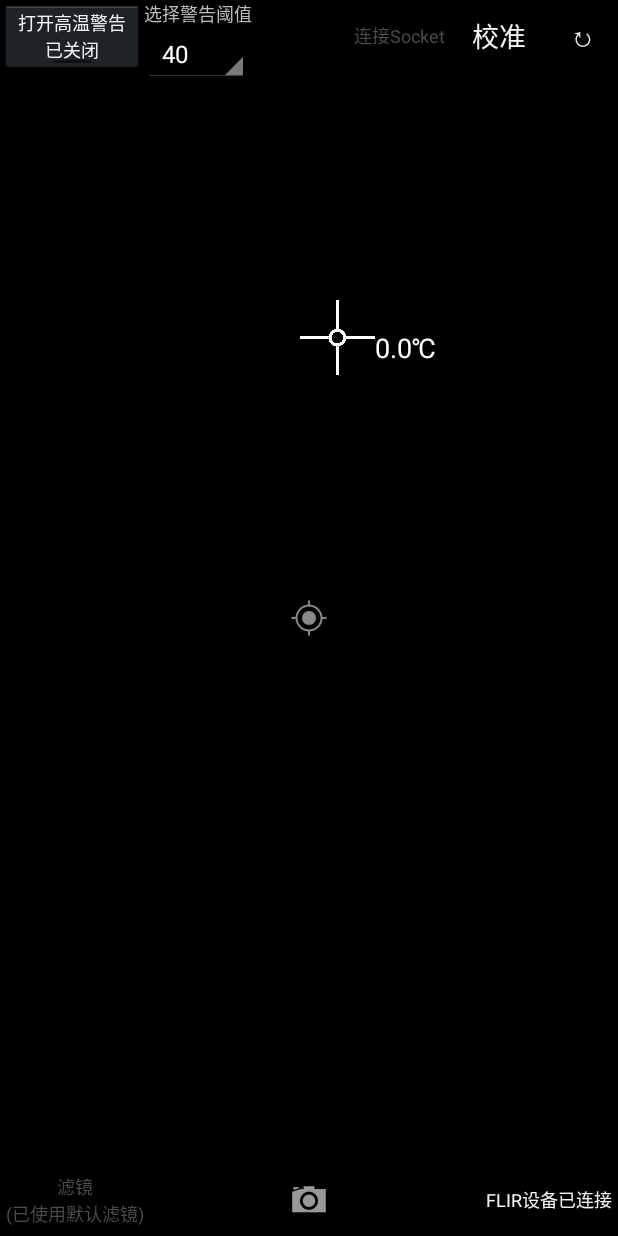
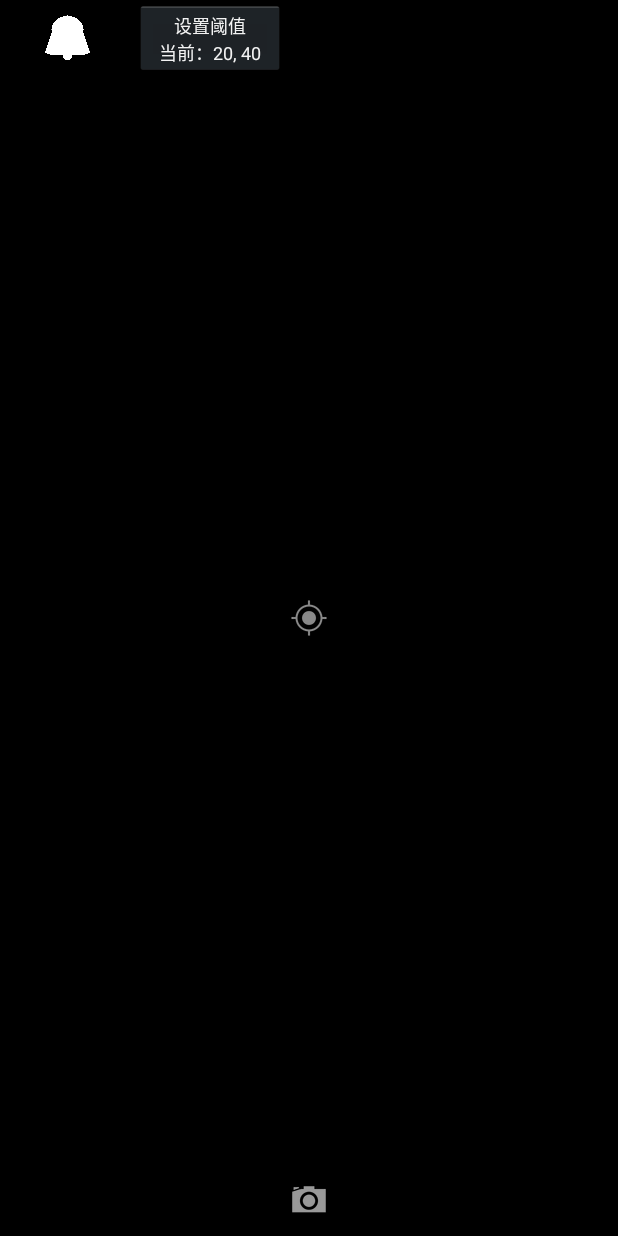
Before and after one commit to Txiaozhe/flir-one, an Android app: the screen it shows after launch (PreviewActivity), on a phone screen of 412 x 824 dp. Run offline under Robolectric (Android 15) with nearby library versions, the phone set to English and light mode, and no system bars; 12 statements that could not run were skipped.

Commit message:
第一版需求完成

```diff
--- a/app/src/main/java/com/flir/flirone/PreviewActivity.java
+++ b/app/src/main/java/com/flir/flirone/PreviewActivity.java
@@ -9,6 +9,7 @@ import android.annotation.TargetApi;
 import android.app.AlertDialog;
 import android.content.DialogInterface;
 import android.content.Intent;
+import android.content.SharedPreferences;
 import android.graphics.BitmapFactory;
 import android.graphics.Color;
 import android.graphics.PorterDuff;
@@ -24,20 +25,27 @@ import android.os.Build;
 import android.os.Bundle;
 import android.os.Handler;
 import android.view.GestureDetector;
+import android.view.LayoutInflater;
 import android.view.MotionEvent;
 import android.view.OrientationEventListener;
 import android.view.ScaleGestureDetector;
 import android.view.View;
+import android.view.ViewGroup;
 import android.view.Window;
 import android.widget.AdapterView;
 import android.widget.ArrayAdapter;
+import android.widget.Button;
+import android.widget.CompoundButton;
 import android.widget.EditText;
 import android.widget.FrameLayout;
 import android.widget.GridView;
 import android.widget.ImageView;
 import android.widget.ListView;
+import android.widget.NumberPicker;
+import android.widget.RadioGroup;
 import android.widget.Spinner;
 import android.widget.TextView;
+import android.widget.TimePicker;
 import android.widget.Toast;
 import android.widget.ToggleButton;
 
@@ -96,10 +104,77 @@ public class PreviewActivity extends Activity implements Device.Delegate, FrameP
     //控制警告是否打开
     private ToggleButton warnButton;
 
+    //播放警告音
+    private MediaPlayer mp, mp_strong;
+
     //下拉列表选择阈值
-    private Spinner spinner;
-    private String[] threshold_arr;
-    private int threshold;
+    private int threshold_low;
+    private int threshold_high;
+    private Button showDialog;
+    private EditText picker1, picker2;
+
+    private SharedPreferences sp;
+
+
+    private void showAddDialog() {
+
+        LayoutInflater factory = LayoutInflater.from(this);
+        final View pickersView = factory.inflate(R.layout.number_pickers, null);
+        picker1 = (EditText) pickersView.findViewById(R.id.picker1);
+        picker2 = (EditText) pickersView.findViewById(R.id.picker2);
+        AlertDialog.Builder ad1 = new AlertDialog.Builder(PreviewActivity.this);
+        ad1.setTitle("设置报警阈值：");
+        ad1.setIcon(android.R.drawable.ic_dialog_info);
+        ad1.setView(pickersView);
+        ad1.setPositiveButton("是", new DialogInterface.OnClickListener() {
+            public void onClick(DialogInterface dialog, int i) {
+                boolean exc = false;
+                int low = sp.getInt("low", 20);
+                int high = sp.getInt("high", 20);
+                try {
+                    String lowText = picker1.getText().toString();
+                    String highText = picker2.getText().toString();
+                    low = Integer.parseInt(lowText);
+                    high = Integer.parseInt(highText);
+                } catch (Exception e) {
+                    exc = true;
+                }
+
+
+                //低阈值高于高阈值时
+                if(low >= high || exc) {
+                    final AlertDialog.Builder normalDialog =
+                            new AlertDialog.Builder(PreviewActivity.this);
+                    normalDialog.setIcon(android.R.drawable.ic_dialog_info);
+                    normalDialog.setTitle("警告");
+                    normalDialog.setMessage("您设的阈值不符合规范！请重新设置！");
+                    normalDialog.setPositiveButton("确定",
+                            new DialogInterface.OnClickListener() {
+                                @Override
+                                public void onClick(DialogInterface dialog, int which) {
+                                    //...To-do
+                                }
+                            });
+                    normalDialog.show();
+                } else {
+                    threshold_low = low;
+                    threshold_high = high;
+                    showDialog.setText("设置阈值\n当前：" + threshold_low + ", " + threshold_high);
+                    SharedPreferences.Editor editor = sp.edit();
+                    editor.putInt("low", low);
+                    editor.putInt("high", high);
+                    editor.commit();
+                }
+            }
+        });
+        ad1.setNegativeButton("否", new DialogInterface.OnClickListener() {
+            public void onClick(DialogInterface dialog, int i) {
+
+            }
+        });
+        ad1.show();// 显示对话框
+
+    }
 
     //点击屏幕获取温度
     private FrameLayout showThermal;
@@ -275,8 +350,7 @@ public class PreviewActivity extends Activity implements Device.Delegate, FrameP
                 short[] thermalPixels = renderedImage.thermalPixelData();
                 int width = renderedImage.width();
                 int height = renderedImage.height();
-                //播放警告音
-                MediaPlayer mp;
+
 
                 @Override
                 public void run() {
@@ -288,10 +362,15 @@ public class PreviewActivity extends Activity implements Device.Delegate, FrameP
                         double pixelC = (pixelTemp / 100) - 273.15;
                         pixelCMax = pixelCMax < pixelC ? pixelC : pixelCMax;
                     }
-                    if (pixelCMax >= threshold && warnButton.isChecked() == true) {
-                        //Log.i("warm", pixelC + " 高温警告");
-                        mp = MediaPlayer.create(PreviewActivity.this, R.raw.warn);
-                        mp.start();
+                    mp = MediaPlayer.create(PreviewActivity.this, R.raw.warn);
+                    mp_strong = MediaPlayer.create(PreviewActivity.this, R.raw.warn_strong);
+                    if(warnButton.isChecked() == true) {
+                        if(pixelCMax > threshold_low && pixelCMax < threshold_high) {
+                            mp.start();
+                        } else if(pixelCMax > threshold_high) {
+                            mp.stop();
+                            mp_strong.start();
+                        }
                     }
                     //Log.i("ischeckeddddd", warnButton.isChecked() + "");
                 }
@@ -322,7 +401,7 @@ public class PreviewActivity extends Activity implements Device.Delegate, FrameP
             String where = (absoluteY / 3 - 1) * (absoluteX / 3) + "";
             int dot = where.indexOf(".");
             Log.i("where", where.substring(0, dot));
-            try{
+            try {
                 coordinateTemp = thermalPixels[Integer.parseInt(where.substring(0, dot))];
                 Log.i("temp", (coordinateTemp / 100 - 273.15) + "");
             } catch (Exception e) {
@@ -372,8 +451,8 @@ public class PreviewActivity extends Activity implements Device.Delegate, FrameP
                     SimpleDateFormat sdf = new SimpleDateFormat("yyyy-MM-dd-HH-mm-ssZ", Locale.getDefault());
                     String formatedDate = sdf.format(new Date());
                     String fileName = "FLIROne" + formatedDate + ".jpg";
-                    try{
-                        lastSavedPath = path+ "/" + fileName;
+                    try {
+                        lastSavedPath = path + "/" + fileName;
                         renderedImage.getFrame().save(new File(lastSavedPath), RenderedImage.Palette.Iron, RenderedImage.ImageType.BlendedMSXRGBA8888Image);
 
                         Log.i("lastSavedPath", lastSavedPath);
@@ -389,7 +468,7 @@ public class PreviewActivity extends Activity implements Device.Delegate, FrameP
 
                                 });
 
-                    }catch (Exception e){
+                    } catch (Exception e) {
                         e.printStackTrace();
                     }
                     runOnUiThread(new Runnable() {
@@ -489,11 +568,11 @@ public class PreviewActivity extends Activity implements Device.Delegate, FrameP
     }
 
     //拍照
-    public void onCaptureImageClicked(View v){
+    public void onCaptureImageClicked(View v) {
 
         // if nothing's connected, let's load an image instead?
 
-        if(flirOneDevice == null && lastSavedPath != null) {
+        if (flirOneDevice == null && lastSavedPath != null) {
             // load!
             File file = new File(lastSavedPath);
 
@@ -519,6 +598,7 @@ public class PreviewActivity extends Activity implements Device.Delegate, FrameP
 
     /**
      * 连接硬件
+     *
      * @param v
      */
     public void onConnectSimClicked(View v) {
@@ -693,21 +773,39 @@ public class PreviewActivity extends Activity implements Device.Delegate, FrameP
 
         //是否开启警报
         warnButton = (ToggleButton) findViewById(R.id.warnButton);
-        //阈值
-        spinner = (Spinner) findViewById(R.id.threshold);
-        threshold_arr = getResources().getStringArray(R.array.threshold_arr);
-        spinner.setOnItemSelectedListener(new AdapterView.OnItemSelectedListener() {
+        warnButton.setOnCheckedChangeListener(new CompoundButton.OnCheckedChangeListener() {
             @Override
-            public void onItemSelected(AdapterView<?> parent, View view, int position, long id) {
-                Log.i("threshold", threshold_arr[position]);
-                threshold = Integer.parseInt(threshold_arr[position]);
-            }
-
-            @Override
-            public void onNothingSelected(AdapterView<?> parent) {
-
+            public void onCheckedChanged(CompoundButton buttonView, boolean isChecked) {
+                if(isChecked) {
+                    warnButton.setBackgroundResource(R.mipmap.bell_open);
+                    Toast.makeText(PreviewActivity.this, "高温警报已开启！", Toast.LENGTH_SHORT).show();
+                } else {
+                    warnButton.setBackgroundResource(R.mipmap.bell_close);
+                    Toast.makeText(PreviewActivity.this, "高温警报已关闭！", Toast.LENGTH_SHORT).show();
+                }
             }
         });
+
+        //阈值
+        sp = getSharedPreferences("threshold", Context.MODE_PRIVATE);
+
+        threshold_low = sp.getInt("low", 20);
+        threshold_high = sp.getInt("high", 40);
+
+        Log.i("low", threshold_low + "");
+        Log.i("high", threshold_high + "");
+
+        showDialog = (Button) findViewById(R.id.showDialog);
+        showDialog.setText("设置阈值\n当前：" + threshold_low + ", " + threshold_high);
+        showDialog.setOnClickListener(new View.OnClickListener() {
+            @Override
+            public void onClick(View v) {
+                showAddDialog();
+                picker1.setHint(threshold_low + "");
+                picker2.setHint(threshold_high + "");
+            }
+        });
+
 
 //        thermalImageView
 
@@ -719,6 +817,8 @@ public class PreviewActivity extends Activity implements Device.Delegate, FrameP
         showTemp.setText(coordinateTemp + "℃");
         coordinate_image = (ImageView) findViewById(R.id.coordinate_image);
 
+
+        //滤镜
         HashMap<Integer, String> imageTypeNames = new HashMap<>();
         // Massage the type names for display purposes and skip any deprecated
         for (Field field : RenderedImage.ImageType.class.getDeclaredFields()) {
@@ -837,9 +937,9 @@ public class PreviewActivity extends Activity implements Device.Delegate, FrameP
                 Log.i("eventx-y", event.getX() + ", " + event.getY());
                 coordinateX = event.getX();
                 coordinateY = event.getY();
-                if(coordinateY < 160) {
+                if (coordinateY < 160) {
                     coordinateY = 160;
-                } else if(coordinateY > 1120) {
+                } else if (coordinateY > 1120) {
                     coordinateY = 1120;
                 }
                 Log.i("width&height", width + ", " + height);
--- a/app/src/main/res/layout/activity_preview.xml
+++ b/app/src/main/res/layout/activity_preview.xml
@@ -36,33 +36,24 @@
             <ToggleButton
                 android:id="@+id/warnButton"
                 style="?actionMenuTextAppearance"
-                android:layout_width="wrap_content"
-                android:layout_height="wrap_content"
-                android:layout_gravity="left|start"
+                android:layout_width="30dp"
+                android:layout_height="30dp"
+                android:layout_marginLeft="30dp"
+                android:layout_gravity="left|center"
                 android:layout_weight="0"
-                android:checked="false"
-                android:textOff="@string/openWarn"
-                android:textOn="@string/closeWarn"
-                android:textSize="12sp" />
+                android:textOff=""
+                android:textOn=""
+                android:checked="true"
+                android:textSize="12sp"
+                android:background="@mipmap/bell_open"/>
 
-            <LinearLayout
-                android:layout_width="wrap_content"
-                android:layout_height="wrap_content"
-                android:layout_gravity="start"
-                android:orientation="vertical">
-
-                <TextView
-                    android:layout_width="wrap_content"
-                    android:layout_height="wrap_content"
-                    android:text="选择警告阈值"
-                    android:textSize="12sp" />
-
-                <Spinner
-                    android:id="@+id/threshold"
-                    android:layout_width="70dp"
-                    android:layout_height="wrap_content"
-                    android:entries="@array/threshold_arr" />
-            </LinearLayout>
+            <Button
+                android:id="@+id/showDialog"
+                android:layout_width="100dp"
+                android:layout_height="50dp"
+                android:layout_marginLeft="30dp"
+                android:textSize="12sp"
+                android:text="设置阈值"/>
 
 
             <ToggleButton
@@ -74,7 +65,7 @@
                 android:checked="false"
                 android:onClick="onSimulatedChargeCableToggleClicked"
                 android:text="Cable"
-                android:visibility="invisible" />
+                android:visibility="gone" />
 
             <ToggleButton
                 android:id="@+id/streamButton"
@@ -86,7 +77,8 @@
                 android:onClick="onNetStreamClicked"
                 android:textOff="@string/startNetStream_cn"
                 android:textOn="@string/stopNetStream_cn"
-                android:textSize="12sp" />
+                android:textSize="12sp"
+                android:visibility="gone"/>
 
             <Button
                 android:id="@+id/tuneButton"
@@ -95,7 +87,8 @@
                 android:layout_height="wrap_content"
                 android:layout_gravity="start"
                 android:onClick="onTuneClicked"
-                android:text="@string/performTuning_cn" />
+                android:text="@string/performTuning_cn"
+                android:visibility="gone"/>
 
             <ToggleButton
                 android:id="@+id/switch_rotate"
@@ -106,7 +99,8 @@
                 android:onClick="onRotateClicked"
                 android:text="@string/rotate_on_cn"
                 android:textOff="@string/rotate_off_cn"
-                android:textOn="@string/rotate_on_cn" />
+                android:textOn="@string/rotate_on_cn"
+                android:visibility="gone"/>
 
 
         </LinearLayout>
@@ -177,7 +171,8 @@
                 android:onClick="onChangeViewClicked"
                 android:textOff="@string/change_view_cn"
                 android:textOn="@string/change_view_retract_cn"
-                android:textSize="12sp" />
+                android:textSize="12sp"
+                android:visibility="gone"/>
 
             <Button
                 android:id="@+id/connect_sim_button"
@@ -187,7 +182,8 @@
                 android:layout_gravity="center_horizontal|bottom|right"
                 android:onClick="onConnectSimClicked"
                 android:text="@string/connectSim_cn"
-                android:textSize="12sp" />
+                android:textSize="12sp"
+                android:visibility="gone"/>
 
 
         </FrameLayout>
@@ -229,7 +225,8 @@
         android:layout_width="wrap_content"
         android:layout_height="wrap_content"
         android:layout_marginTop="100dp"
-        android:layout_marginLeft="100dp">
+        android:layout_marginLeft="100dp"
+        android:visibility="gone">
         <LinearLayout
             android:layout_width="wrap_content"
             android:layout_height="wrap_content"
--- a/app/src/main/res/values/array.xml
+++ b/app/src/main/res/values/array.xml
@@ -1,11 +1,12 @@
 <?xml version="1.0" encoding="utf-8"?>
 <resources>
-    <string-array name="threshold_arr">
+    <string-array name="threshold_arr_low">
         <item>40</item>
-        <item>20</item>
         <item>50</item>
         <item>60</item>
-        <item>70</item>
+    </string-array>
+
+    <string-array name="threshold_arr_high">
         <item>80</item>
         <item>90</item>
         <item>100</item>
```
Also changed, not shown: app/src/main/res/layout/number_pickers.xml (added, +33 -0 lines), app/src/main/res/mipmap-hdpi/bell_close.png (added), app/src/main/res/mipmap-hdpi/bell_open.png (added), 1 other file.
